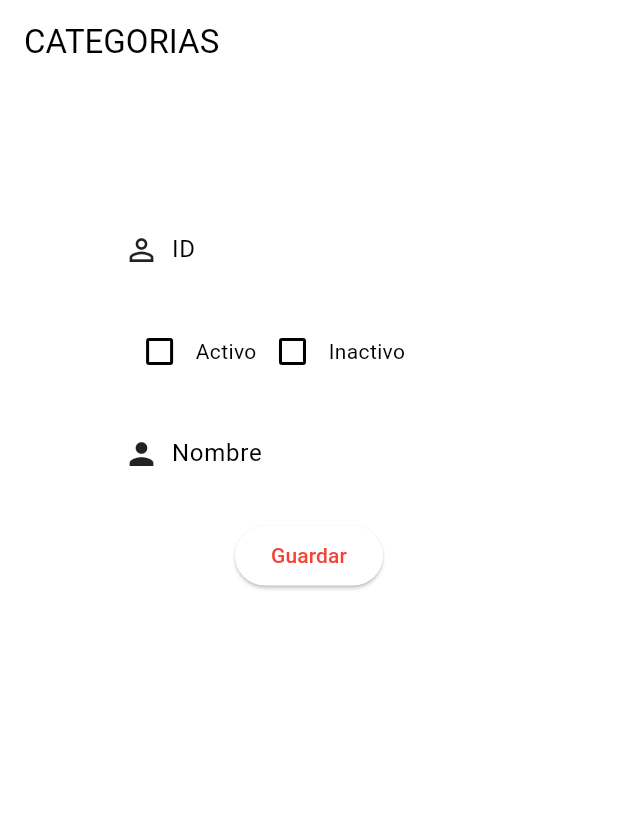
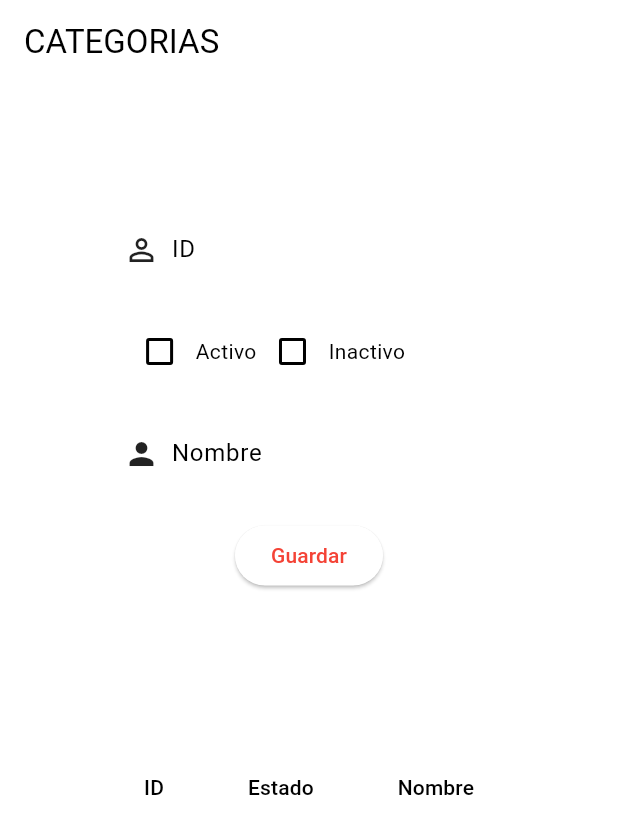
Before and after one commit to Willian0107/eval2_sis21b, a Flutter app: the screen it shows after launch, on a phone screen of 412 x 824 dp. Shown: the top 834 px of the screen. Run offline on Flutter 3.47's test engine with Material 2 defaults, Android fonts, the phone set to English and light mode, and no system bars; our stand-ins replace cloud_firestore, firebase_core; accounts and stored records are empty.

```diff
--- a/lib/main.dart
+++ b/lib/main.dart
@@ -1,7 +1,6 @@
 import 'package:firebase_core/firebase_core.dart';
 import 'package:flutter/material.dart';
 import 'package:cloud_firestore/cloud_firestore.dart';
-import 'pages/lista_registros.dart';
 
 void main() {
   WidgetsFlutterBinding.ensureInitialized();
@@ -156,3 +155,43 @@ class _MyHomePageState extends State<MyHomePage> {
     );
   }
 }
+
+class ListaRegistros extends StatelessWidget {
+  @override
+  Widget build(BuildContext context) {
+    return StreamBuilder<QuerySnapshot>(
+      stream: FirebaseFirestore.instance.collection('tb-categoria').snapshots(),
+      builder: (context, snapshot) {
+        if (!snapshot.hasData) {
+          return CircularProgressIndicator();
+        }
+
+        var registros = snapshot.data!.docs;
+
+        return SingleChildScrollView(
+          scrollDirection: Axis.vertical,
+          child: SingleChildScrollView(
+            scrollDirection: Axis.horizontal,
+            child: DataTable(
+              columns: [
+                DataColumn(label: Text('ID')),
+                DataColumn(label: Text('Estado')),
+                DataColumn(label: Text('Nombre')),
+              ],
+              rows: registros.map((registro) {
+                var data = registro.data() as Map<String, dynamic>;
+                return DataRow(
+                  cells: [
+                    DataCell(Text(data['id'])),
+                    DataCell(Text(data['estado'])),
+                    DataCell(Text(data['nombre'])),
+                  ],
+                );
+              }).toList(),
+            ),
+          ),
+        );
+      },
+    );
+  }
+}
```
